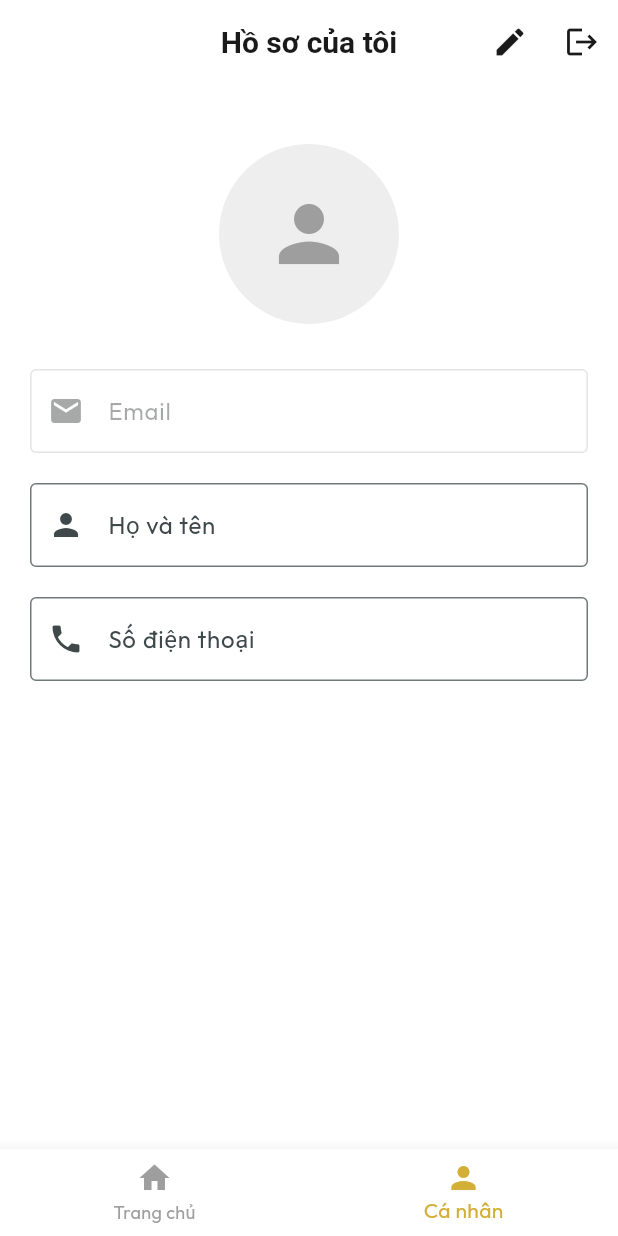
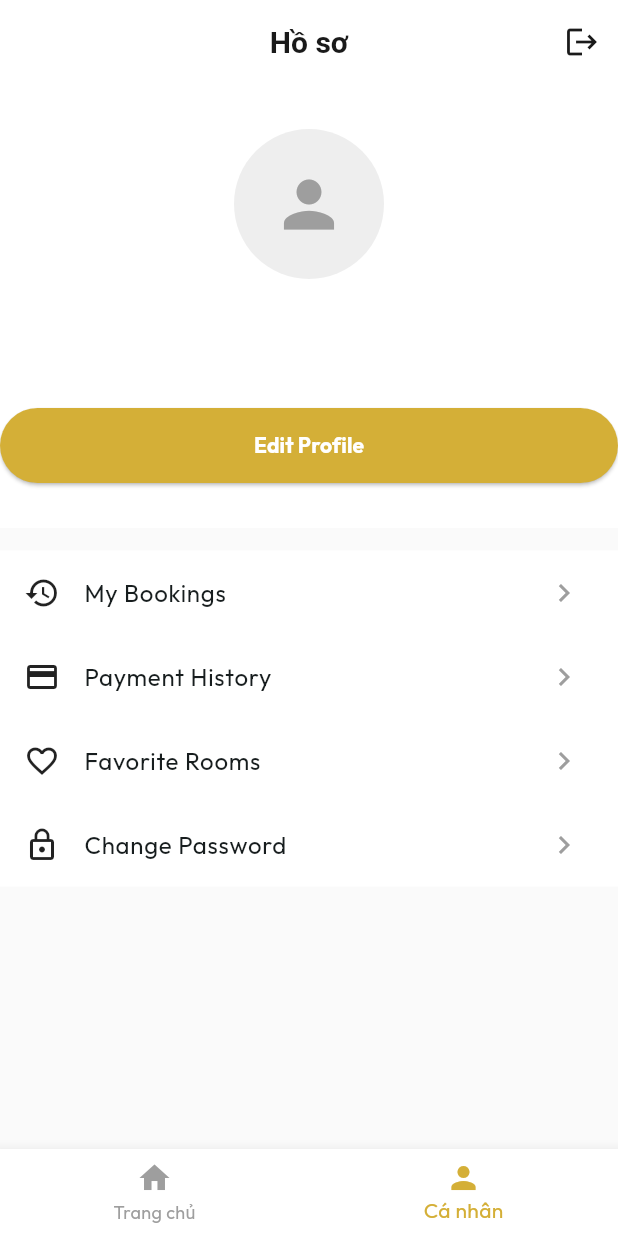
Before and after one commit to nguyenbvhe/Hotel-Manager_flutter, a Flutter app: the screen it shows once a user with an empty profile is signed in, item 2 of the bottom bar chosen, on a phone screen of 412 x 824 dp. Run offline on Flutter 3.47's test engine with Material 3 defaults, Android fonts, the phone set to English and light mode, and no system bars; our stand-ins replace cached_network_image, cloud_firestore, firebase_auth, firebase_core, fl_chart, google_fonts and 2 more; accounts and stored records are empty; network calls fail.

Commit message:
update more features profile customer

```diff
--- a/lib/screens/customer/home_screen.dart
+++ b/lib/screens/customer/home_screen.dart
@@ -1,10 +1,8 @@
 import 'package:flutter/material.dart';
 import 'package:provider/provider.dart';
 import '../../providers/hotel_provider.dart';
-import '../../providers/auth_provider.dart';
 import '../../models/room.dart';
 import 'room_list_screen.dart';
-import '../admin/admin_dashboard.dart';
 import 'package:cached_network_image/cached_network_image.dart';
 import 'package:shimmer/shimmer.dart';
 
--- a/lib/screens/customer/profile_screen.dart
+++ b/lib/screens/customer/profile_screen.dart
@@ -2,6 +2,9 @@ import 'package:flutter/material.dart';
 import 'package:provider/provider.dart';
 import '../../providers/auth_provider.dart';
 import 'package:cached_network_image/cached_network_image.dart';
+
+import 'booking_history_screen.dart';
+import 'change_password_screen.dart';
 
 class ProfileScreen extends StatefulWidget {
   const ProfileScreen({super.key});
@@ -14,6 +17,8 @@ class _ProfileScreenState extends State<ProfileScreen> {
   final _formKey = GlobalKey<FormState>();
   late TextEditingController _nameController;
   late TextEditingController _phoneController;
+  late TextEditingController _addressController;
+  late TextEditingController _idCardController;
   bool _isEditing = false;
   bool _isLoading = false;
 
@@ -22,19 +27,17 @@ class _ProfileScreenState extends State<ProfileScreen> {
     super.initState();
     final auth = context.read<AuthProvider>();
     _nameController = TextEditingController(text: auth.userName ?? '');
-    // Phone might not be in auth directly if not provided by provider
-    _phoneController = TextEditingController(text: '');
-    _loadInitialData();
-  }
-
-  void _loadInitialData() async {
-    // In a real app, we might fetch more details from Firestore here
+    _phoneController = TextEditingController(text: auth.phoneNumber ?? '');
+    _addressController = TextEditingController(text: auth.address ?? '');
+    _idCardController = TextEditingController(text: auth.identityCard ?? '');
   }
 
   @override
   void dispose() {
     _nameController.dispose();
     _phoneController.dispose();
+    _addressController.dispose();
+    _idCardController.dispose();
     super.dispose();
   }
 
@@ -46,6 +49,8 @@ class _ProfileScreenState extends State<ProfileScreen> {
       await context.read<AuthProvider>().updateUserProfile(
         displayName: _nameController.text.trim(),
         phoneNumber: _phoneController.text.trim(),
+        address: _addressController.text.trim(),
+        identityCard: _idCardController.text.trim(),
       );
       setState(() => _isEditing = false);
       if (mounted) {
@@ -70,14 +75,13 @@ class _ProfileScreenState extends State<ProfileScreen> {
     final user = auth.user;
 
     return Scaffold(
+      backgroundColor: Colors.grey[50],
       appBar: AppBar(
-        title: const Text('Hồ sơ của tôi'),
+        title: const Text('Hồ sơ'),
+        elevation: 0,
+        backgroundColor: Colors.white,
+        foregroundColor: Colors.black,
         actions: [
-          if (!_isEditing)
-            IconButton(
-              icon: const Icon(Icons.edit),
-              onPressed: () => setState(() => _isEditing = true),
-            ),
           IconButton(
             icon: const Icon(Icons.logout),
             onPressed: () => auth.signOut(),
@@ -85,103 +89,103 @@ class _ProfileScreenState extends State<ProfileScreen> {
         ],
       ),
       body: SingleChildScrollView(
-        padding: const EdgeInsets.all(20),
-        child: Form(
-          key: _formKey,
         child: Column(
           children: [
-              const SizedBox(height: 20),
-              // Profile Image
-              Center(
-                child: Stack(
+            // Header Section
+            Container(
+              color: Colors.white,
+              width: double.infinity,
+              padding: const EdgeInsets.symmetric(vertical: 30),
+              child: Column(
                 children: [
                   CircleAvatar(
-                      radius: 60,
+                    radius: 50,
                     backgroundColor: Colors.grey[200],
                     backgroundImage: user?.photoURL != null
                         ? CachedNetworkImageProvider(user!.photoURL!)
                         : null,
                     child: user?.photoURL == null
-                        ? const Icon(Icons.person, size: 60, color: Colors.grey)
+                        ? const Icon(Icons.person, size: 50, color: Colors.grey)
                         : null,
                   ),
-                    if (_isEditing)
-                      Positioned(
-                        bottom: 0,
-                        right: 0,
-                        child: Container(
-                          padding: const EdgeInsets.all(8),
-                          decoration: BoxDecoration(
-                            color: Theme.of(context).primaryColor,
-                            shape: BoxShape.circle,
+                  const SizedBox(height: 15),
+                  Text(
+                    auth.userName ?? 'Chưa đặt tên',
+                    style: const TextStyle(fontSize: 22, fontWeight: FontWeight.bold),
                   ),
-                          child: const Icon(Icons.camera_alt, color: Colors.white, size: 20),
+                  Text(
+                    auth.userEmail ?? '',
+                    style: TextStyle(color: Colors.grey[600], fontSize: 14),
                   ),
+                  const SizedBox(height: 20),
+                  if (!_isEditing)
+                    ElevatedButton(
+                      onPressed: () => setState(() => _isEditing = true),
+                      style: ElevatedButton.styleFrom(
+                        backgroundColor: const Color(0xFFD4AF37),
+                        foregroundColor: Colors.white,
+                        padding: const EdgeInsets.symmetric(horizontal: 40, vertical: 12),
+                        shape: RoundedRectangleBorder(borderRadius: BorderRadius.circular(25)),
+                      ),
+                      child: const Text('Edit Profile', style: TextStyle(fontWeight: FontWeight.bold)),
                     ),
                 ],
               ),
             ),
+            const SizedBox(height: 15),
+
+            if (_isEditing)
+              _buildEditForm()
+            else
+              _buildMenuOptions(context),
+
             const SizedBox(height: 30),
-              // Email (Read Only)
-              TextFormField(
-                initialValue: user?.email,
-                decoration: const InputDecoration(
-                  labelText: 'Email',
-                  prefixIcon: Icon(Icons.email),
-                  border: OutlineInputBorder(),
+          ],
         ),
-                readOnly: true,
-                enabled: false,
       ),
+    );
+  }
+
+  Widget _buildEditForm() {
+    return Container(
+      padding: const EdgeInsets.all(20),
+      color: Colors.white,
+      child: Form(
+        key: _formKey,
+        child: Column(
+          crossAxisAlignment: CrossAxisAlignment.start,
+          children: [
+            const Text('CHỈNH SỬA THÔNG TIN', style: TextStyle(fontWeight: FontWeight.bold, color: Colors.grey)),
             const SizedBox(height: 20),
-              // Name
-              TextFormField(
-                controller: _nameController,
-                decoration: const InputDecoration(
-                  labelText: 'Họ và tên',
-                  prefixIcon: Icon(Icons.person),
-                  border: OutlineInputBorder(),
-                ),
-                readOnly: !_isEditing,
-                validator: (v) => v == null || v.isEmpty ? 'Vui lòng nhập tên' : null,
-              ),
-              const SizedBox(height: 20),
-              // Phone
-              TextFormField(
-                controller: _phoneController,
-                decoration: const InputDecoration(
-                  labelText: 'Số điện thoại',
-                  prefixIcon: Icon(Icons.phone),
-                  border: OutlineInputBorder(),
-                ),
-                readOnly: !_isEditing,
-                keyboardType: TextInputType.phone,
-              ),
-              const SizedBox(height: 40),
-              if (_isEditing)
+            _buildTextField('Họ và tên', _nameController, Icons.person),
+            const SizedBox(height: 15),
+            _buildTextField('Số điện thoại', _phoneController, Icons.phone, keyboardType: TextInputType.phone),
+            const SizedBox(height: 15),
+            _buildTextField('Địa chỉ', _addressController, Icons.location_on),
+            const SizedBox(height: 15),
+            _buildTextField('CCCD / Passport', _idCardController, Icons.badge),
+            const SizedBox(height: 30),
             Row(
               children: [
                 Expanded(
                   child: OutlinedButton(
                     onPressed: () => setState(() => _isEditing = false),
-                        style: OutlinedButton.styleFrom(
-                          padding: const EdgeInsets.symmetric(vertical: 15),
-                          shape: RoundedRectangleBorder(borderRadius: BorderRadius.circular(10)),
-                        ),
-                        child: const Text('Huỷ'),
+                    style: OutlinedButton.styleFrom(padding: const EdgeInsets.symmetric(vertical: 15)),
+                    child: const Text('Hủy'),
                   ),
                 ),
-                    const SizedBox(width: 20),
+                const SizedBox(width: 15),
                 Expanded(
                   child: ElevatedButton(
                     onPressed: _isLoading ? null : _handleUpdate,
                     style: ElevatedButton.styleFrom(
                       padding: const EdgeInsets.symmetric(vertical: 15),
-                          shape: RoundedRectangleBorder(borderRadius: BorderRadius.circular(10)),
+                      backgroundColor: const Color(0xFFD4AF37),
+                      foregroundColor: Colors.white,
                     ),
                     child: _isLoading
                         ? const SizedBox(width: 20, height: 20, child: CircularProgressIndicator(strokeWidth: 2, color: Colors.white))
-                          : const Text('Lưu thay đổi'),
+                        : const Text('Lưu'),
                   ),
                 ),
               ],
@@ -189,7 +193,47 @@ class _ProfileScreenState extends State<ProfileScreen> {
           ],
         ),
       ),
+    );
+  }
+
+  Widget _buildMenuOptions(BuildContext context) {
+    return Container(
+      color: Colors.white,
+      child: Column(
+        children: [
+          _buildMenuItem(Icons.history, 'My Bookings', () {
+            Navigator.push(context, MaterialPageRoute(builder: (_) => const BookingHistoryScreen()));
+          }),
+          _buildMenuItem(Icons.payment, 'Payment History', () {}),
+          _buildMenuItem(Icons.favorite_border, 'Favorite Rooms', () {}),
+          _buildMenuItem(Icons.lock_outline, 'Change Password', () {
+            Navigator.push(context, MaterialPageRoute(builder: (_) => const ChangePasswordScreen()));
+          }),
+        ],
       ),
     );
   }
+
+  Widget _buildMenuItem(IconData icon, String title, VoidCallback onTap) {
+    return ListTile(
+      leading: Icon(icon, color: Colors.black87),
+      title: Text(title, style: const TextStyle(fontSize: 16)),
+      trailing: const Icon(Icons.chevron_right, color: Colors.grey),
+      onTap: onTap,
+    );
   }
+
+  Widget _buildTextField(String label, TextEditingController controller, IconData icon, {TextInputType? keyboardType}) {
+    return TextFormField(
+      controller: controller,
+      keyboardType: keyboardType,
+      decoration: InputDecoration(
+        labelText: label,
+        prefixIcon: Icon(icon, color: const Color(0xFFD4AF37)),
+        border: const OutlineInputBorder(),
+        contentPadding: const EdgeInsets.symmetric(horizontal: 15, vertical: 15),
+      ),
+      validator: (v) => v == null || v.isEmpty ? 'Không được để trống' : null,
+    );
+  }
+}
```
Also changed, not shown: lib/models/customer.dart (+6 -2 lines), lib/providers/auth_provider.dart (+40 -4 lines), lib/screens/customer/booking_history_screen.dart (added, +134 -0 lines), lib/screens/customer/change_password_screen.dart (added, +106 -0 lines). Lines whose indentation alone changed are shown as unchanged.
